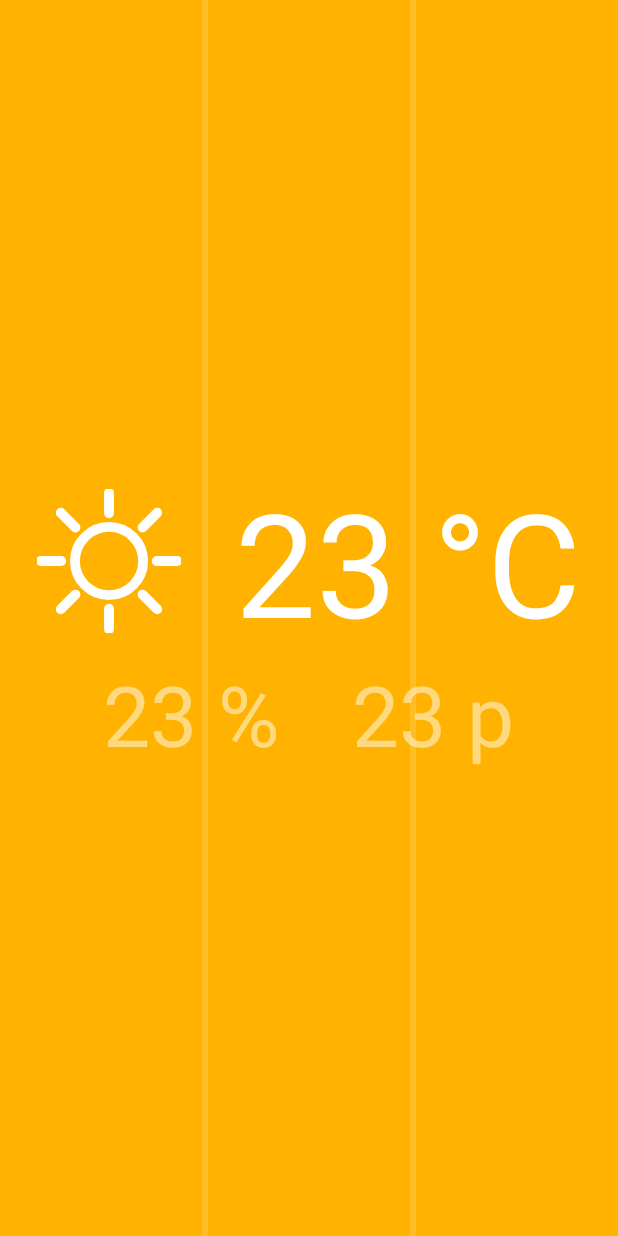
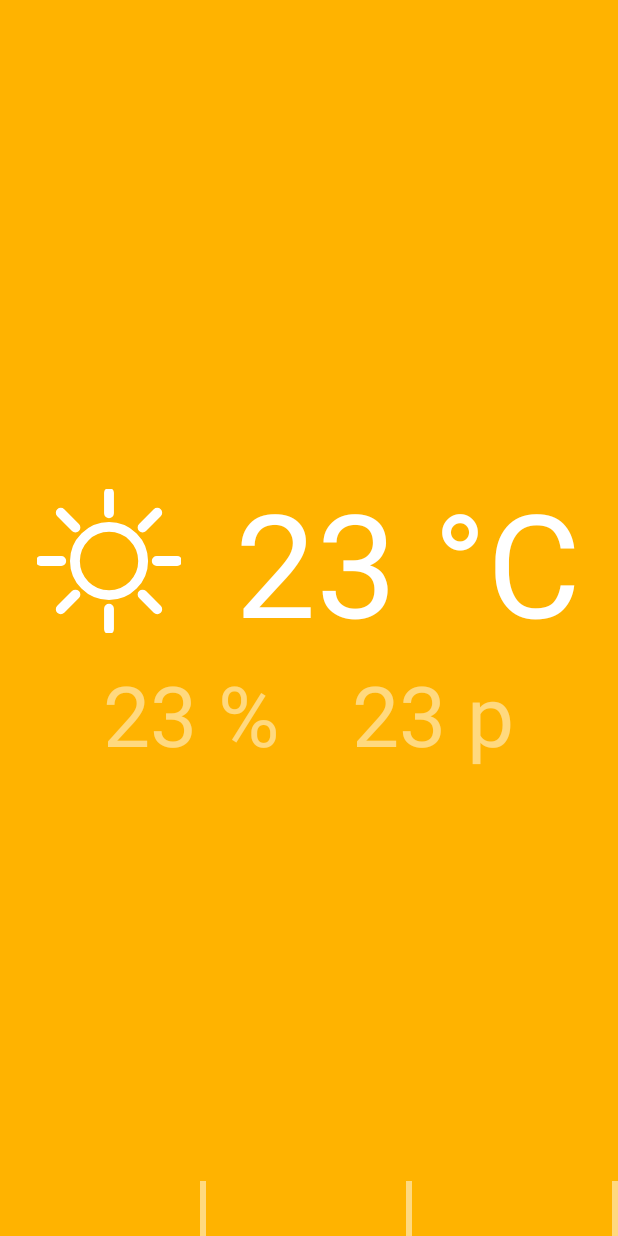
Before and after one commit to simmlemming/weatherapp, an Android app: the layout activity_main.xml on its own in the app's theme, with its tools: preview values and no code run, on a phone screen of 412 x 824 dp. Run offline under Robolectric (Android 15) with nearby library versions, the phone set to English and light mode, and no system bars.

Commit message:
Time marks on background move as time goes.

```diff
--- a/app/src/main/java/org/weather/kweatherapp/Utils.kt
+++ b/app/src/main/java/org/weather/kweatherapp/Utils.kt
@@ -71,11 +71,11 @@ fun FusedLocationProviderClient.requestLastKnownLocation(callback : (Location?)
 //        }
 //    }.execute(Pair(lat, lon))
 //}
-fun Calendar?.relativeHours(other : Calendar) : Int {
+fun Calendar?.between(other : Calendar, timeUnit: TimeUnit) : Int {
     if (this == null) {
         return 0
     }
 
     val differenceMs = timeInMillis - other.timeInMillis
-    return TimeUnit.HOURS.convert(differenceMs, TimeUnit.MILLISECONDS).toInt()
+    return timeUnit.convert(differenceMs, TimeUnit.MILLISECONDS).toInt()
 }
--- a/app/src/main/java/org/weather/kweatherapp/forecast/WeatherForecastItemView.kt
+++ b/app/src/main/java/org/weather/kweatherapp/forecast/WeatherForecastItemView.kt
@@ -6,26 +6,40 @@ import android.view.View
 import android.widget.FrameLayout
 import android.widget.TextView
 import org.weather.kweatherapp.R
-import org.weather.kweatherapp.relativeHours
 import org.weather.kweatherapp.weather.Weather
 import org.weather.kweatherapp.weather.WeatherView
+import java.text.SimpleDateFormat
 import java.util.*
 
 /**
  * Created by mtkachenko on 05/08/17.
  */
-class WeatherForecastItemView(context: Context, attrs: AttributeSet) : FrameLayout(context, attrs), WeatherView {
-    private lateinit var dateView : TextView
+open class WeatherForecastItemView(context: Context, attrs: AttributeSet) : FrameLayout(context, attrs), WeatherView {
+    private companion object {
+        val DATE_FORMAT = SimpleDateFormat("HH:mm", Locale.getDefault())
+    }
+
+    protected lateinit var dateView : TextView
+    protected lateinit var timeMarkerViewBlock : View
 
     override fun onFinishInflate() {
         super.onFinishInflate()
         View.inflate(context, R.layout.weather_forecast_background_item, this)
 
-        dateView = findViewById<TextView>(R.id.date)
+        timeMarkerViewBlock = findViewById(R.id.time_marker_block)
+        dateView = findViewById(R.id.time_marker)
     }
+
     override fun setWeather(weather: Weather) {
 //        dateView.setBackgroundColor(getWeatherColor(weather.id))
-        val hours = weather.date.relativeHours(Calendar.getInstance())
-        dateView.text = "+${hours}h"
+        dateView.text = DATE_FORMAT.format(weather.date?.time)
+//        val minutes = weather.date.between(Calendar.getInstance(), TimeUnit.MINUTES)
+//        dateView.text = "+${minutes.toHumanReadableTime()}"
     }
 }
+
+private fun Int.toHumanReadableTime() : String {
+    val hours = this / 60
+    val minutes = this % 60
+    return String.format("%02d:%02d", hours, minutes)
+}
--- a/app/src/main/java/org/weather/kweatherapp/forecast/WeatherForecastWidget.kt
+++ b/app/src/main/java/org/weather/kweatherapp/forecast/WeatherForecastWidget.kt
@@ -9,9 +9,10 @@ import android.view.View
 import android.view.ViewGroup
 import android.widget.TextView
 import org.weather.kweatherapp.R
-import org.weather.kweatherapp.relativeHours
+import org.weather.kweatherapp.between
 import org.weather.kweatherapp.weather.Weather
 import java.util.*
+import java.util.concurrent.TimeUnit
 
 /**
  * Created by mtkachenko on 04/08/17.
@@ -53,7 +54,7 @@ class WeatherForecastWidget(context: Context, attributeSet: AttributeSet?) : Rec
 
         fun setWeather(weather : Weather) {
             tempView.text = context.getString(R.string.temp_format, weather.temp)
-            val hours = weather.date.relativeHours(Calendar.getInstance())
+            val hours = weather.date.between(Calendar.getInstance(), TimeUnit.HOURS)
             dateView.text = "+${hours}h"
         }
     }
--- a/app/src/main/java/org/weather/kweatherapp/network/ForecastResponse.kt
+++ b/app/src/main/java/org/weather/kweatherapp/network/ForecastResponse.kt
@@ -23,9 +23,7 @@ class ForecastResponse {
     }
 
     fun toWeatherForecast(): WeatherForecast {
-        val weather = list
-                ?.filterIndexed { index, _ -> index > 0 } // first forecast is (kind of) current weather
-                ?.map { it.toWeather() } ?: listOf<Weather>()
+        val weather = list?.map { it.toWeather() } ?: listOf<Weather>()
         return WeatherForecast(weather)
     }
 }
--- a/app/src/main/res/layout/weather_forecast_background_item.xml
+++ b/app/src/main/res/layout/weather_forecast_background_item.xml
@@ -1,10 +1,26 @@
 <?xml version="1.0" encoding="utf-8"?>
-<TextView android:id="@+id/date"
-    xmlns:android="http://schemas.android.com/apk/res/android"
+<FrameLayout xmlns:android="http://schemas.android.com/apk/res/android"
     android:layout_width="match_parent"
-    android:layout_height="match_parent"
-    android:gravity="bottom|right"
-    android:padding="12dp"
-    android:textSize="@dimen/text_size_small">
+    android:layout_height="match_parent">
 
-</TextView>
+    <LinearLayout
+        android:id="@+id/time_marker_block"
+        android:layout_width="wrap_content"
+        android:layout_height="wrap_content"
+        android:layout_gravity="bottom|right"
+        android:orientation="horizontal">
+
+        <TextView
+            android:id="@+id/time_marker"
+            android:layout_width="wrap_content"
+            android:layout_height="wrap_content"
+            android:paddingBottom="4dp"
+            android:paddingRight="12dp"
+            android:textSize="@dimen/text_size_small" />
+
+        <View
+            android:layout_width="4dp"
+            android:layout_height="match_parent"
+            android:background="@drawable/white_line" />
+    </LinearLayout>
+</FrameLayout>
--- a/app/src/main/res/layout/weather_forecast_background_widget.xml
+++ b/app/src/main/res/layout/weather_forecast_background_widget.xml
@@ -1,12 +1,10 @@
 <?xml version="1.0" encoding="utf-8"?>
-<LinearLayout xmlns:android="http://schemas.android.com/apk/res/android"
-    android:id="@+id/root"
+<LinearLayout android:id="@+id/root"
+    xmlns:android="http://schemas.android.com/apk/res/android"
     android:layout_width="match_parent"
     android:layout_height="match_parent"
-    android:alpha="0.15"
-    android:divider="@drawable/white_line"
-    android:orientation="horizontal"
-    android:showDividers="middle">
+    android:alpha="0.5"
+    android:orientation="horizontal">
 
     <org.weather.kweatherapp.forecast.WeatherForecastItemView
         android:id="@+id/item_1"
```
Also changed, not shown: app/src/main/java/org/weather/kweatherapp/forecast/WeatherForecastBackground.kt (+20 -0 lines).
